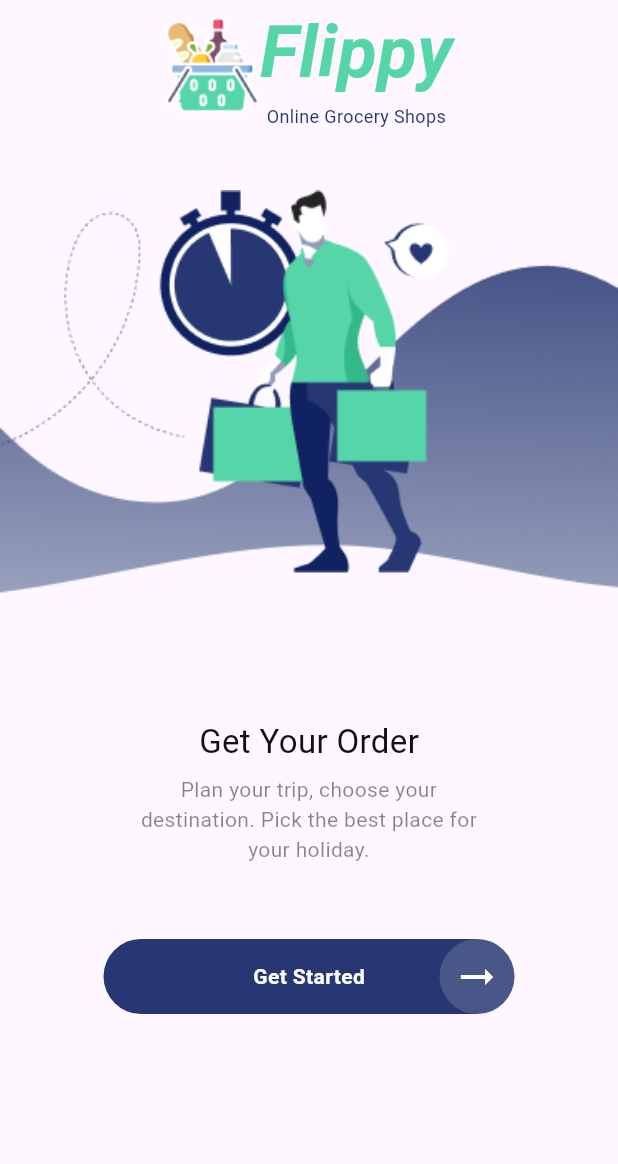
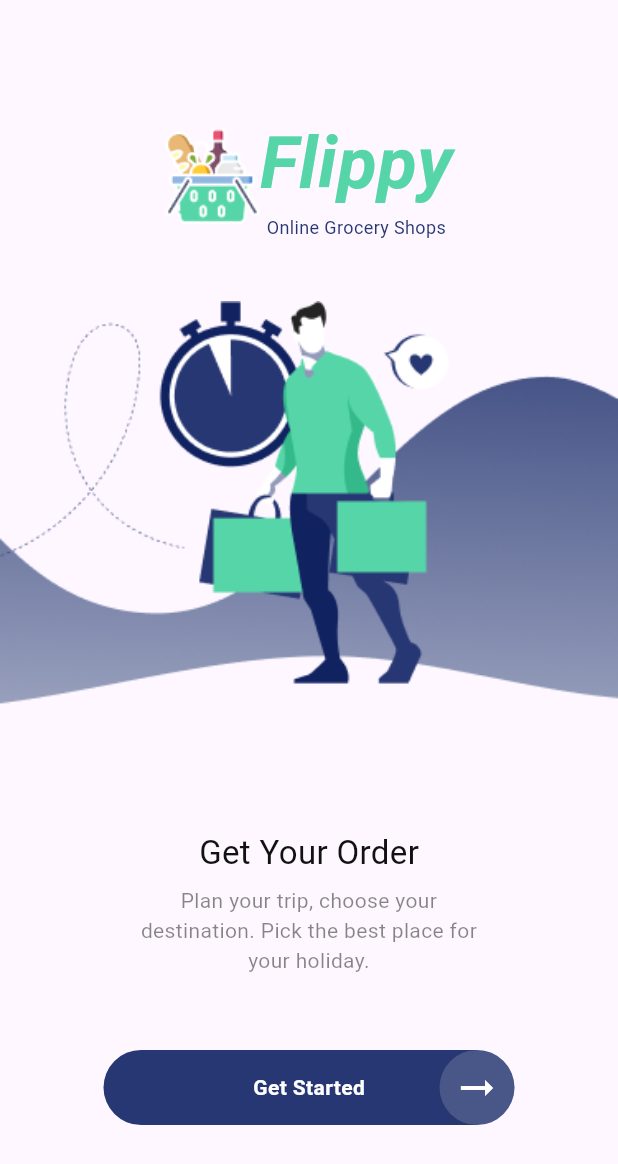
Before and after one commit to CodeVee/flippy_flutter, a Flutter app: the screen it shows after launch, swiped to page 3, on a phone screen of 412 x 824 dp. Shown: the top 1164 px of the screen. Run offline on Flutter 3.47's test engine with Material 3 defaults, Android fonts, the phone set to English and light mode, and no system bars.

Commit message:
updated welcome page

```diff
--- /dev/null
+++ b/lib/components/components.dart
@@ -0,0 +1,2 @@
+export 'app_button.dart';
+export 'app_header.dart';
--- a/lib/pages/welcome_page.dart
+++ b/lib/pages/welcome_page.dart
@@ -1,3 +1,4 @@
+import 'package:flippy_app/components/components.dart';
 import 'package:flutter/material.dart';
 
 class WelcomePage extends StatefulWidget {
@@ -43,41 +44,24 @@ class _WelcomePageState extends State<WelcomePage> {
     });
   }
 
+  void nextPage() {
+    _controller.jumpToPage(_currentPage.toInt() + 1);
+  }
+
+  void skip() {
+    _controller.jumpToPage(2);
+  }
+
   @override
   Widget build(BuildContext context) {
     return Scaffold(
         body: SafeArea(
       child: Center(
         child: Column(
-          // mainAxisAlignment: MainAxisAlignment.center,
+          mainAxisAlignment: MainAxisAlignment.center,
           children: [
-            Row(
-              mainAxisAlignment: MainAxisAlignment.center,
-              children: [
-                Image.asset('assets/main_logo.png'),
-                const Column(
-                  children: [
-                    Text(
-                      "Flippy",
-                      style: TextStyle(
-                          color: Color.fromARGB(255, 86, 213, 168),
-                          fontSize: 48,
-                          fontWeight: FontWeight.bold,
-                          fontStyle: FontStyle.italic),
-                    ),
-                    Text(
-                      "Online Grocery Shops",
-                      style: TextStyle(
-                          color: Color.fromARGB(255, 39, 55, 115),
-                          fontSize: 12),
-                    )
-                  ],
-                )
-              ],
-            ),
-            const SizedBox(
-              height: 10,
-            ),
+            const AppHeader(),
+            const SizedBox(height: 10),
             SizedBox(
                 height: 420,
                 child: PageView(
@@ -94,10 +78,11 @@ class _WelcomePageState extends State<WelcomePage> {
                   style: TextStyle(
                       fontSize: 14, color: Color.fromARGB(128, 17, 17, 17)),
                 )),
-            const SizedBox(
-              height: 50,
-            ),
-            Container(child: _lastPage ? _getButton() : _getScroll())
+            const SizedBox(height: 50),
+            Container(
+                child: _lastPage
+                    ? AppButton(title: "Get Started", onTap: () {})
+                    : _getScroll())
           ],
         ),
       ),
@@ -127,13 +112,16 @@ class _WelcomePageState extends State<WelcomePage> {
 
   Widget _getScroll() {
     return Padding(
-        padding: const EdgeInsets.symmetric(horizontal: 32),
+        padding: const EdgeInsets.symmetric(horizontal: 32, vertical: 16),
         child: Row(
           mainAxisAlignment: MainAxisAlignment.spaceBetween,
           children: [
-            const Text(
-              "SKIP",
-              style: TextStyle(color: Color.fromARGB(255, 17, 17, 17)),
+            GestureDetector(
+              onTap: skip,
+              child: const Text(
+                "SKIP",
+                style: TextStyle(color: Color.fromARGB(255, 17, 17, 17)),
+              ),
             ),
             Row(
               children: List.of([0, 1, 2]).map((index) {
@@ -148,42 +136,14 @@ class _WelcomePageState extends State<WelcomePage> {
                             : const Color.fromARGB(76, 39, 55, 115)));
               }).toList(),
             ),
-            const Text(
-              "NEXT",
-              style: TextStyle(color: Color.fromARGB(255, 39, 55, 115)),
+            GestureDetector(
+              onTap: nextPage,
+              child: const Text(
+                "NEXT",
+                style: TextStyle(color: Color.fromARGB(255, 39, 55, 115)),
+              ),
             )
           ],
         ));
   }
-
-  Widget _getButton() {
-    return Stack(
-      alignment: Alignment.centerRight,
-      children: [
-        Container(
-          height: 50,
-          width: 274,
-          decoration: BoxDecoration(
-              color: const Color.fromARGB(255, 39, 55, 115),
-              borderRadius: BorderRadius.circular(25)),
-          child: const Center(
-              child: Text(
-            "Get Started",
-            style: TextStyle(color: Colors.white, fontWeight: FontWeight.bold),
-          )),
-        ),
-        Container(
-          height: 50,
-          width: 50,
-          decoration: const BoxDecoration(
-              shape: BoxShape.circle, color: Color.fromARGB(39, 255, 255, 255)),
-          child: const Icon(
-            Icons.arrow_right_alt,
-            color: Colors.white,
-            size: 32,
-          ),
-        )
-      ],
-    );
-  }
 }
```
